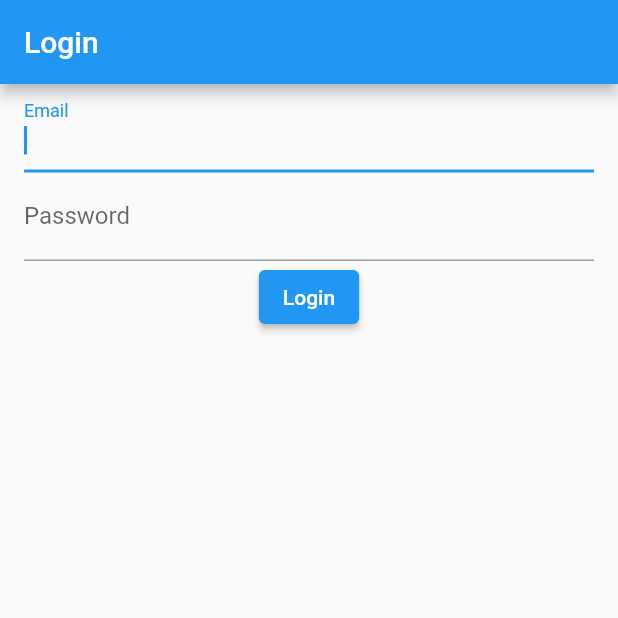
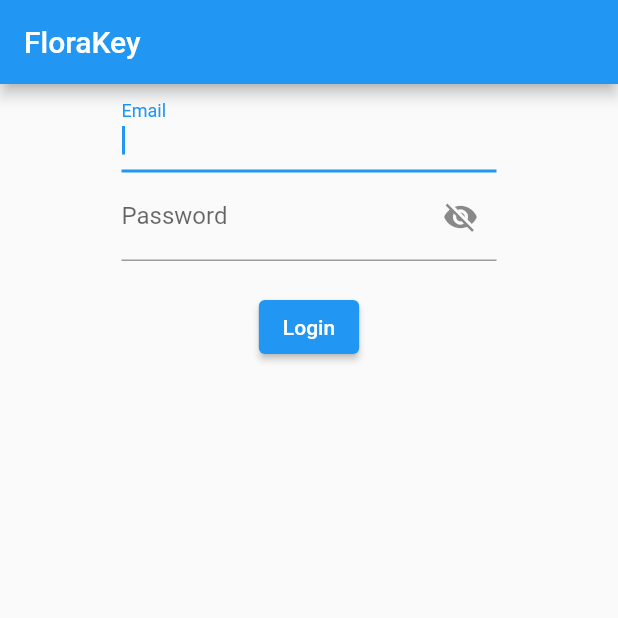
Before and after one commit to lwllvyb/Passwordflower, a Flutter app: the screen it shows after launch, on a phone screen of 412 x 824 dp, the top half of it. Run offline on Flutter 3.47's test engine with Material 2 defaults, Android fonts, the phone set to English and light mode, and no system bars; our stand-ins replace firebase_auth, firebase_core, firebase_database, shared_preferences, sqflite_common_ffi, sqflite_common_ffi_web; accounts and stored records are empty.

Commit message:
support login and config

```diff
--- a/lib/login_screen.dart
+++ b/lib/login_screen.dart
@@ -1,5 +1,5 @@
-import 'package:PasswordFlower/home_password.dart';
 import 'package:firebase_auth/firebase_auth.dart';
+import 'package:flora_key/configuration_page.dart';
 import 'package:flutter/material.dart';
 import 'package:shared_preferences/shared_preferences.dart';
 
@@ -15,32 +15,59 @@ class _LoginScreenState extends State<LoginScreen> {
   final _emailController = TextEditingController();
   final _passwordController = TextEditingController();
 
+  var _isPasswordVisible = false;
+
   @override
   Widget build(BuildContext context) {
     return Scaffold(
-      appBar: AppBar(title: const Text('Login')),
-      body: Padding(
+      appBar: AppBar(title: const Text('FloraKey')),
+      body: Align(
+        alignment: Alignment.center,
+        child: Padding(
           padding: const EdgeInsets.symmetric(horizontal: 16.0),
           child: Column(
             children: [
-            TextField(
+              SizedBox(
+                width: 250,
+                child: TextField(
                   controller: _emailController,
                   decoration: const InputDecoration(labelText: 'Email'),
                   keyboardType: TextInputType.emailAddress,
                   autofocus: true,
                 ),
-            TextField(
+              ),
+              SizedBox(
+                width: 250,
+                child: TextField(
                   controller: _passwordController,
-              decoration: const InputDecoration(labelText: 'Password'),
-              obscureText: true,
+                  decoration: InputDecoration(
+                    labelText: 'Password',
+                    suffixIcon: IconButton(
+                      icon: Icon(
+                        // Based on passwordVisible state choose the icon
+                        _isPasswordVisible
+                            ? Icons.visibility
+                            : Icons.visibility_off,
                       ),
-            ElevatedButton(
+                      onPressed: () => setState(() {
+                        _isPasswordVisible = !_isPasswordVisible;
+                      }),
+                    ),
+                  ),
+                  obscureText: !_isPasswordVisible,
+                ),
+              ),
+              Padding(
+                padding: const EdgeInsets.all(20.0),
+                child: ElevatedButton(
                   onPressed: () async {
                     await signIn();
                   },
                   child: const Text('Login'),
                 ),
+              ),
             ],
+          ),
         ),
       ),
     );
@@ -61,7 +88,10 @@ class _LoginScreenState extends State<LoginScreen> {
         // ignore: use_build_context_synchronously
         Navigator.pushReplacement(
           context,
-          MaterialPageRoute(builder: (context) => const HomePassword()),
+          MaterialPageRoute(
+              builder: (context) => const ConfigurationPage(
+                    fromLogin: true,
+                  )),
         );
       }
     } on FirebaseAuthException catch (e) {
```
Also changed, not shown: lib/configuration_page.dart (added, +154 -0 lines), lib/home_password.dart (+61 -99 lines), lib/main.dart (+3 -15 lines), pubspec.yaml (+4 -3 lines), assets/icons/Icon-192.png (added), assets/icons/Icon-512.png (added), assets/icons/Icon-maskable-192.png (added), assets/icons/Icon-maskable-512.png (added), assets/icons/flower.png (added), lib/firebase_options.dart, 18 other files. Lines whose indentation alone changed are shown as unchanged.
